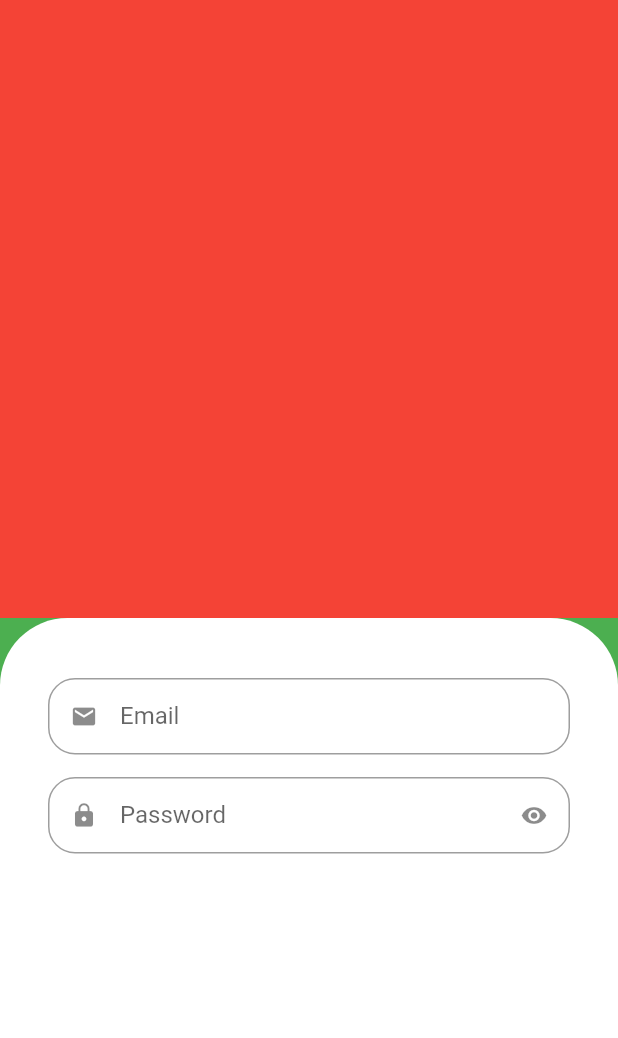
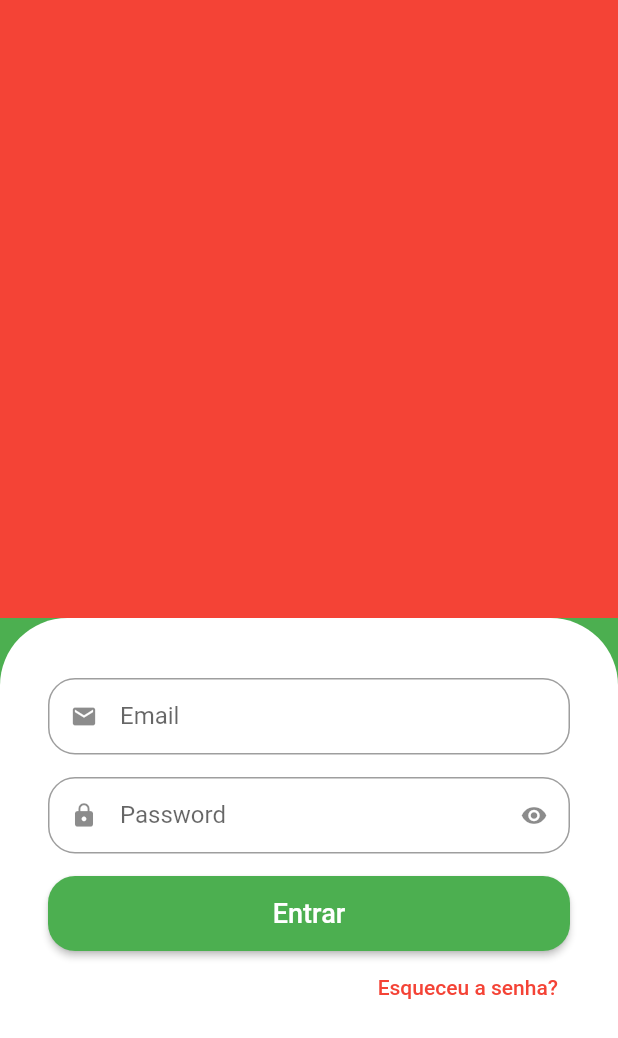
Before and after one commit to lamecksilva/lameco_grocery, a Flutter app: the screen it shows after launch, on a phone screen of 412 x 824 dp. Shown: the top 1038 px of the screen. Run offline on Flutter 3.47's test engine with Material 2 defaults, Android fonts, the phone set to English and light mode, and no system bars.

Commit message:
feat(-botão): Cria botão de entrar e esqueceu senha

```diff
--- a/lib/src/auth/sign_in_screen.dart
+++ b/lib/src/auth/sign_in_screen.dart
@@ -20,16 +20,37 @@ class SignInScreen extends StatelessWidget {
           decoration: const BoxDecoration(
               color: Colors.white,
               borderRadius: BorderRadius.vertical(top: Radius.circular(45))),
-          child: Column(children: [
-            CustomTextField(
+          child:
+              Column(crossAxisAlignment: CrossAxisAlignment.stretch, children: [
+            const CustomTextField(
               icon: Icons.email,
               label: "Email",
             ),
-            CustomTextField(
+            const CustomTextField(
               icon: Icons.lock,
               label: "Password",
               isSecret: true,
             ),
+            SizedBox(
+                height: 50,
+                child: ElevatedButton(
+                  style: ElevatedButton.styleFrom(
+                      shape: RoundedRectangleBorder(
+                          borderRadius: BorderRadius.circular(18))),
+                  child: const Text('Entrar', style: TextStyle(fontSize: 18)),
+                  onPressed: () {
+                    print("Entrar");
+                  },
+                )),
+            Align(
+              alignment: Alignment.centerRight,
+              child: TextButton(
+                  onPressed: () {
+                    print("Esqueceu a senha");
+                  },
+                  child: const Text("Esqueceu a senha?",
+                      style: TextStyle(color: Colors.red))),
+            )
           ]),
         ))
       ]),
```
